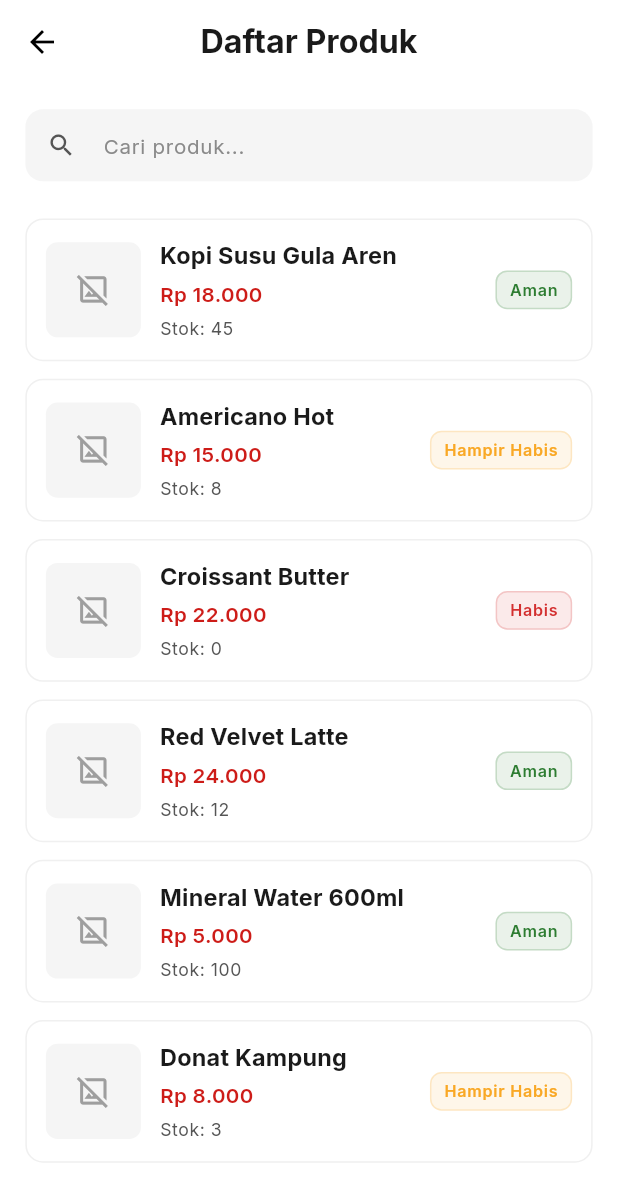
After one commit to Ibnuard/qsir_app, a Flutter app: the OwnerProductListPage screen opened by its route, on a phone screen of 412 x 824 dp. The commit adds this screen. Shown: the top 1201 px of the screen. Run offline on Flutter 3.47's test engine with Material 3 defaults, Android fonts, the phone set to English and light mode, and no system bars; our stand-ins replace flutter_screenutil, get, google_fonts.

Commit message:
feat: Establish owner module with main navigation, home, product, statistics, profile, login pages, and shared UI components.

```diff
--- a/lib/presentation/pages/login/login_page.dart
+++ b/lib/presentation/pages/login/login_page.dart
@@ -88,7 +88,7 @@ class _LoginPageState extends State<LoginPage> {
                           "Password: ${_inputGroupController.getText('password')}",
                         );
 
-                        Get.offNamed(AppRoutes.main);
+                        Get.offNamed(AppRoutes.ownerMain);
                       },
                       child: Text("Masuk"),
                     ),
--- a/lib/presentation/pages/owner/home/controllers/home_controller.dart
+++ b/lib/presentation/pages/owner/home/controllers/home_controller.dart
@@ -1,6 +1,7 @@
 import 'package:flutter/material.dart';
 import 'package:get/get.dart';
 import 'package:qsir_app/presentation/pages/owner/sub_menu/owner_sub_menu_page.dart';
+import 'package:qsir_app/routes/app_routes.dart';
 
 class HomeController extends GetxController {
   final List<Map<String, dynamic>> menuItems = [
@@ -33,7 +34,11 @@ class HomeController extends GetxController {
     switch (label) {
       case 'Produk & Stock':
         items = [
-          SubMenuItem(title: 'Daftar produk', icon: Icons.list_alt),
+          SubMenuItem(
+            title: 'Daftar produk',
+            icon: Icons.list_alt,
+            onTap: () => navigateToMenu(AppRoutes.ownerProductList),
+          ),
           SubMenuItem(title: 'Stok tersisa', icon: Icons.inventory),
           SubMenuItem(
             title: 'Produk hampir habis',
@@ -72,4 +77,8 @@ class HomeController extends GetxController {
       Get.to(() => OwnerSubMenuPage(title: title, items: items));
     }
   }
+
+  void navigateToMenu(String routes) {
+    Get.toNamed(routes);
+  }
 }
--- /dev/null
+++ b/lib/presentation/pages/owner/product/productlist/owner_product_list_page.dart
@@ -0,0 +1,65 @@
+import 'package:flutter/material.dart';
+import 'package:flutter_screenutil/flutter_screenutil.dart';
+import 'package:get/get.dart';
+import 'package:qsir_app/presentation/widgets/custom_search_bar.dart';
+import 'package:qsir_app/presentation/widgets/product/product_card.dart';
+
+class OwnerProductListPage extends StatelessWidget {
+  const OwnerProductListPage({super.key});
+
+  @override
+  Widget build(BuildContext context) {
+    // Dummy Data
+    final List<ProductItem> products = [
+      ProductItem(name: 'Kopi Susu Gula Aren', price: 18000, stock: 45),
+      ProductItem(name: 'Americano Hot', price: 15000, stock: 8),
+      ProductItem(name: 'Croissant Butter', price: 22000, stock: 0),
+      ProductItem(name: 'Red Velvet Latte', price: 24000, stock: 12),
+      ProductItem(name: 'Mineral Water 600ml', price: 5000, stock: 100),
+      ProductItem(name: 'Donat Kampung', price: 8000, stock: 3),
+    ];
+
+    return Scaffold(
+      appBar: AppBar(
+        title: Text(
+          "Daftar Produk",
+          style: context.textTheme.titleLarge?.copyWith(
+            fontWeight: FontWeight.bold,
+          ),
+        ),
+        centerTitle: true,
+        elevation: 0,
+        backgroundColor: Colors.white,
+        foregroundColor: Colors.black,
+      ),
+      body: SafeArea(
+        child: Column(
+          children: [
+            Padding(
+              padding: EdgeInsets.all(16.w),
+              child: CustomSearchBar(
+                hintText: "Cari produk...",
+                onChanged: (value) {},
+              ),
+            ),
+            Expanded(
+              child: ListView.separated(
+                padding: EdgeInsets.symmetric(horizontal: 16.w, vertical: 8.h),
+                itemCount: products.length,
+                separatorBuilder: (context, index) => SizedBox(height: 12.h),
+                itemBuilder: (context, index) {
+                  return ProductCard(
+                    product: products[index],
+                    onTap: () {
+                      // TODO: Navigate to product detail
+                    },
+                  );
+                },
+              ),
+            ),
+          ],
+        ),
+      ),
+    );
+  }
+}
--- /dev/null
+++ b/lib/presentation/widgets/custom_search_bar.dart
@@ -0,0 +1,49 @@
+import 'package:flutter/material.dart';
+import 'package:flutter_screenutil/flutter_screenutil.dart';
+import 'package:qsir_app/core/themes/app_theme.dart';
+import 'package:qsir_app/presentation/widgets/custom_input.dart';
+
+class CustomSearchBar extends StatelessWidget {
+  final TextEditingController? controller;
+  final ValueChanged<String>? onChanged;
+  final String hintText;
+
+  const CustomSearchBar({
+    super.key,
+    this.controller,
+    this.onChanged,
+    this.hintText = 'Cari...',
+  });
+
+  @override
+  Widget build(BuildContext context) {
+    return CustomInput(
+      controller: controller,
+      onChanged: onChanged,
+      decoration: InputDecoration(
+        hintText: hintText,
+        hintStyle: TextStyle(color: AppColors.textHint, fontSize: 14.sp),
+        prefixIcon: Icon(
+          Icons.search,
+          color: AppColors.textSecondary,
+          size: 20.sp,
+        ),
+        filled: true,
+        fillColor: AppColors.surfaceVariant,
+        contentPadding: EdgeInsets.symmetric(vertical: 10.h, horizontal: 16.w),
+        border: OutlineInputBorder(
+          borderRadius: BorderRadius.circular(12.r),
+          borderSide: BorderSide.none,
+        ),
+        enabledBorder: OutlineInputBorder(
+          borderRadius: BorderRadius.circular(12.r),
+          borderSide: BorderSide.none,
+        ),
+        focusedBorder: OutlineInputBorder(
+          borderRadius: BorderRadius.circular(12.r),
+          borderSide: const BorderSide(color: AppColors.primary, width: 1),
+        ),
+      ),
+    );
+  }
+}
--- /dev/null
+++ b/lib/presentation/widgets/product/product_card.dart
@@ -0,0 +1,142 @@
+import 'package:flutter/material.dart';
+import 'package:flutter_screenutil/flutter_screenutil.dart';
+import 'package:get/get.dart';
+import 'package:intl/intl.dart';
+import 'package:qsir_app/core/themes/app_theme.dart';
+
+class ProductItem {
+  final String name;
+  final double price;
+  final int stock;
+  final String? imageUrl;
+
+  ProductItem({
+    required this.name,
+    required this.price,
+    required this.stock,
+    this.imageUrl,
+  });
+}
+
+class ProductCard extends StatelessWidget {
+  final ProductItem product;
+  final VoidCallback? onTap;
+
+  const ProductCard({super.key, required this.product, this.onTap});
+
+  Color _getStatusColor() {
+    if (product.stock == 0) return AppColors.error;
+    if (product.stock <= 10) return AppColors.warning;
+    return AppColors.success;
+  }
+
+  String _getStatusText() {
+    if (product.stock == 0) return 'Habis';
+    if (product.stock <= 10) return 'Hampir Habis';
+    return 'Aman';
+  }
+
+  @override
+  Widget build(BuildContext context) {
+    final currencyFormatter = NumberFormat.currency(
+      locale: 'id_ID',
+      symbol: 'Rp ',
+      decimalDigits: 0,
+    );
+
+    return Container(
+      decoration: BoxDecoration(
+        color: Colors.white,
+        borderRadius: BorderRadius.circular(12.r),
+        border: Border.all(color: AppColors.border.withValues(alpha: 0.5)),
+      ),
+      child: Material(
+        color: Colors.transparent,
+        child: InkWell(
+          onTap: onTap,
+          borderRadius: BorderRadius.circular(12.r),
+          child: Padding(
+            padding: EdgeInsets.all(12.w),
+            child: Row(
+              children: [
+                // Thumbnail
+                Container(
+                  width: 60.w,
+                  height: 60.w,
+                  decoration: BoxDecoration(
+                    color: AppColors.surfaceVariant,
+                    borderRadius: BorderRadius.circular(8.r),
+                    image: product.imageUrl != null
+                        ? DecorationImage(
+                            image: NetworkImage(product.imageUrl!),
+                            fit: BoxFit.cover,
+                          )
+                        : null,
+                  ),
+                  child: product.imageUrl == null
+                      ? Icon(
+                          Icons.image_not_supported_outlined,
+                          color: AppColors.textDisabled,
+                          size: 24.sp,
+                        )
+                      : null,
+                ),
+                SizedBox(width: 12.w),
+                // Info
+                Expanded(
+                  child: Column(
+                    crossAxisAlignment: CrossAxisAlignment.start,
+                    children: [
+                      Text(
+                        product.name,
+                        style: context.textTheme.titleMedium?.copyWith(
+                          fontWeight: FontWeight.bold,
+                        ),
+                        maxLines: 1,
+                        overflow: TextOverflow.ellipsis,
+                      ),
+                      SizedBox(height: 4.h),
+                      Text(
+                        currencyFormatter.format(product.price),
+                        style: context.textTheme.bodyMedium?.copyWith(
+                          color: AppColors.primary,
+                          fontWeight: FontWeight.w600,
+                        ),
+                      ),
+                      SizedBox(height: 4.h),
+                      Text(
+                        'Stok: ${product.stock}',
+                        style: context.textTheme.bodySmall?.copyWith(
+                          color: AppColors.textSecondary,
+                        ),
+                      ),
+                    ],
+                  ),
+                ),
+                SizedBox(width: 8.w),
+                // Status Chip
+                Container(
+                  padding: EdgeInsets.symmetric(horizontal: 8.w, vertical: 4.h),
+                  decoration: BoxDecoration(
+                    color: _getStatusColor().withValues(alpha: 0.1),
+                    borderRadius: BorderRadius.circular(8.r),
+                    border: Border.all(
+                      color: _getStatusColor().withValues(alpha: 0.2),
+                    ),
+                  ),
+                  child: Text(
+                    _getStatusText(),
+                    style: context.textTheme.labelSmall?.copyWith(
+                      color: _getStatusColor(),
+                      fontWeight: FontWeight.w600,
+                    ),
+                  ),
+                ),
+              ],
+            ),
+          ),
+        ),
+      ),
+    );
+  }
+}
--- a/lib/routes/app_pages.dart
+++ b/lib/routes/app_pages.dart
@@ -2,6 +2,7 @@ import 'package:get/get.dart';
 import 'package:qsir_app/presentation/pages/login/login_page.dart';
 import 'package:qsir_app/presentation/pages/owner/main/bindings/owner_main_binding.dart';
 import 'package:qsir_app/presentation/pages/owner/main/main_page.dart';
+import 'package:qsir_app/presentation/pages/owner/product/productlist/owner_product_list_page.dart';
 import 'package:qsir_app/presentation/pages/splash/splash_page.dart';
 import 'package:qsir_app/routes/app_routes.dart';
 
@@ -9,10 +10,16 @@ class AppPages {
   static final List<GetPage> routes = [
     GetPage(name: AppRoutes.initialRoute, page: () => SplashPage()),
     GetPage(name: AppRoutes.login, page: () => LoginPage()),
+
+    // Owner
     GetPage(
-      name: AppRoutes.main,
+      name: AppRoutes.ownerMain,
       page: () => OwnerMainPage(),
       binding: OwnerMainBinding(),
     ),
+    GetPage(
+      name: AppRoutes.ownerProductList,
+      page: () => OwnerProductListPage(),
+    ),
   ];
 }
--- a/lib/routes/app_routes.dart
+++ b/lib/routes/app_routes.dart
@@ -1,5 +1,8 @@
 class AppRoutes {
   static const String initialRoute = '/';
   static const String login = "/login";
-  static const String main = "/main";
+
+  // Owner
+  static const String ownerMain = "/owner/main";
+  static const String ownerProductList = "/owner/product/list";
 }
--- a/pubspec.yaml
+++ b/pubspec.yaml
@@ -37,6 +37,7 @@ dependencies:
   google_fonts: ^6.3.3
   get: ^4.7.3
   flutter_screenutil: ^5.9.3
+  intl: ^0.20.2
 
 dev_dependencies:
   flutter_test:
```
Also changed, not shown: pubspec.lock.
